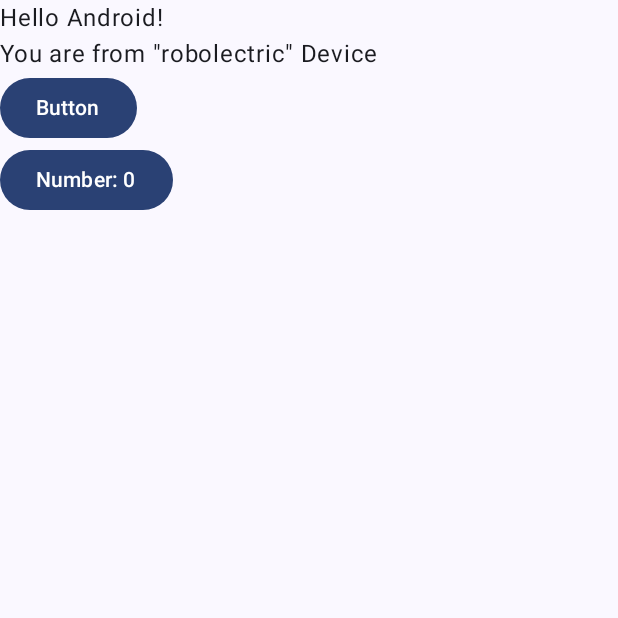
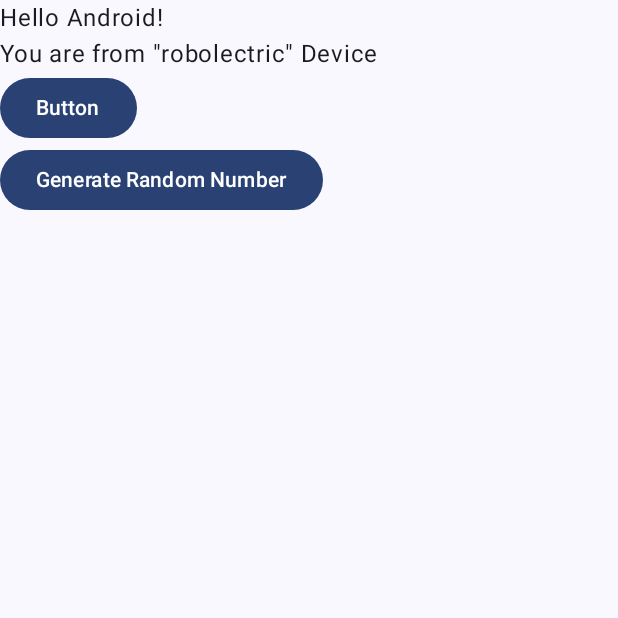
Before and after one commit to SJang1/wsu-ChangupMobileAppDevSilmu-2025-02, an Android app built with Jetpack Compose: the screen it shows after launch (MainActivity), on a phone screen of 412 x 824 dp, the top half of it. Run offline under Robolectric (Android 15) with nearby library versions, the phone set to English and light mode, and no system bars.

Commit message:
fun main:

```diff
--- a/app/src/main/java/com/example/composelab/MainActivity.kt
+++ b/app/src/main/java/com/example/composelab/MainActivity.kt
@@ -45,7 +45,7 @@ class MainActivity : ComponentActivity() {
 }
 
 class CounterViewModel : ViewModel() {
-    private val _randomNumber = mutableIntStateOf(0)
+    private val _randomNumber = mutableIntStateOf(-1)
     val randomNumber: State<Int> = _randomNumber
 
     fun generateRandomNumber() {
@@ -62,7 +62,11 @@ fun Counter(modifier: Modifier = Modifier, viewModel: CounterViewModel = Counter
         Button(
             onClick = { viewModel.generateRandomNumber() }, // Call ViewModel function
         ) {
-            Text("Number: $randomNumber")
+            if(randomNumber == -1) {
+                Text("Generate Random Number")
+            } else {
+                Text("Number: $randomNumber")
+            }
         }
     }
 }
--- a/gradle/libs.versions.toml
+++ b/gradle/libs.versions.toml
@@ -1,5 +1,5 @@
 [versions]
-agp = "8.12.2"
+agp = "8.13.0"
 kotlin = "2.0.21"
 coreKtx = "1.17.0"
 junit = "4.13.2"
```
Also changed, not shown: app/src/main/java/com/example/composelab/hello.kt (added, +16 -0 lines).
